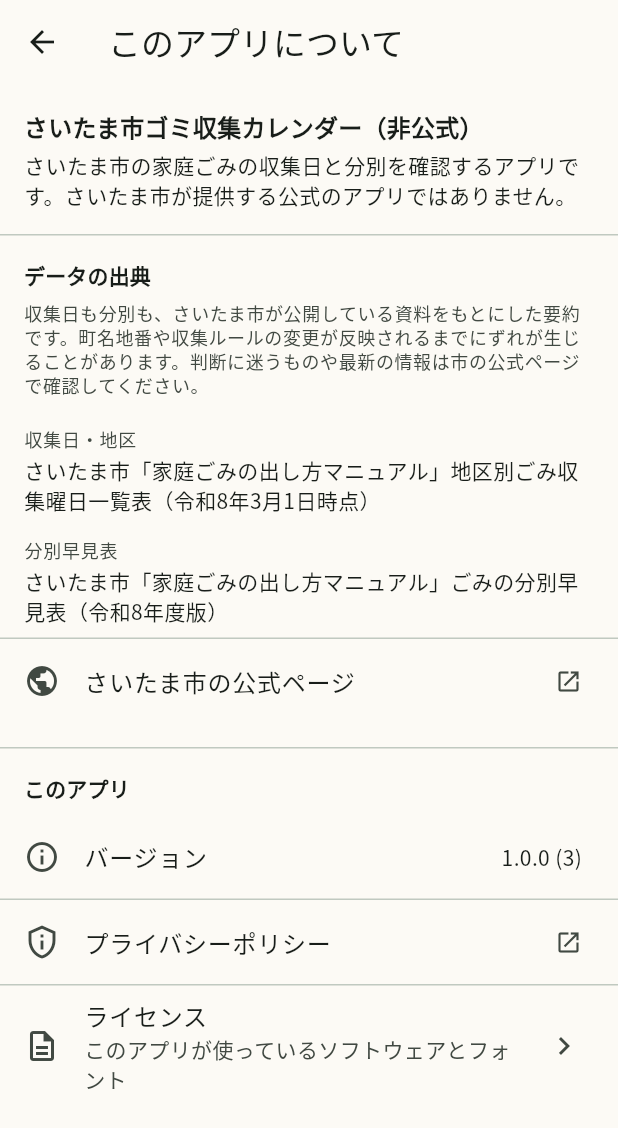
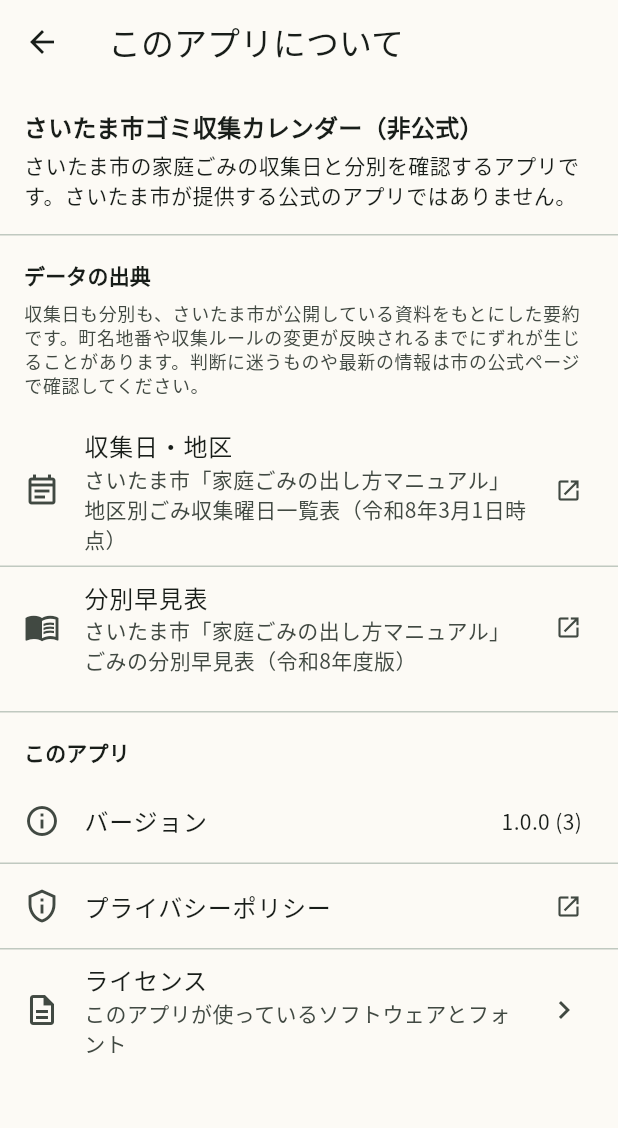
Before and after one commit to ktakada42/saitama-gomi-calendar, a Flutter app: the AboutPage screen opened directly, on a phone screen of 412 x 824 dp. Shown: the top 1128 px of the screen. Run offline on Flutter 3.47's test engine with Material 3 defaults, Android fonts, the phone set to English and light mode, and no system bars; our stand-ins replace flutter_local_notifications, flutter_riverpod, package_info_plus, share_plus, shared_preferences, timezone; accounts and stored records are empty.

Commit message:
出典を表ごとにリンクにし、文言を直す
1. 「郵便番号を入力しない場合」→「入力したくない場合」
   入力できない事情があるように読めていた。選ばなくてよい、という意味に直す。

2. 出典から資料へ出られるようにする
   収集日・地区と分別早見表をそれぞれ押せるようにして、資料へ出られる
   ようにした。まとめて1本だけ置いていた「さいたま市の公式ページ」は、
   どちらの出典から来たのか分からないので外した。

   なお、どちらも同じ「家庭ごみの出し方マニュアル」の中の別の表なので、
   開く先のページは同じになる。表としては別なので項目は分けたままにする。

3. シートの背景も緑でなくなっていることを確かめた
   画面の明るさとお知らせの時刻のシートは、M3の既定で背景に
   surfaceContainerLowを使う。階調ごと置き換えたので、この2つも
   同じ変更で直っている。実際にシートを開いて背景色を見るテストを足した。

   テストのMaterialAppに実際のテーマを当てていなかったため、
   色の確認が既定の紫のスキームで行われていたのもあわせて直した。

Co-Authored-By: Claude Sonnet 5 <noreply@anthropic.com>

```diff
--- a/lib/features/about/about_page.dart
+++ b/lib/features/about/about_page.dart
@@ -63,20 +63,25 @@ class AboutPage extends ConsumerWidget {
               ),
             ),
           ),
-          // 収集日と分別早見表は別の資料から取っているので、それぞれ出す。
-          // どちらか一方だけを見て「出典はこれ」と受け取られないようにする。
-          if (catalog != null && catalog.source.isNotEmpty)
-            _SourceTile(label: '収集日・地区', source: catalog.source),
-          if (dictionary != null && dictionary.source.isNotEmpty)
-            _SourceTile(label: '分別早見表', source: dictionary.source),
-          if (catalog != null && catalog.sourceUrl.isNotEmpty) ...[
-            const Divider(height: 1),
+          // 収集日と分別早見表は表が別なので、それぞれ出す。どちらか一方だけを
+          // 見て「出典はこれ」と受け取られないようにする。どちらも同じ
+          // 「家庭ごみの出し方マニュアル」の中の別の表なので、開く先は同じになる。
+          if (catalog != null && catalog.source.isNotEmpty) ...[
             ExternalLinkTile(
-              icon: Icons.public,
-              title: 'さいたま市の公式ページ',
+              icon: Icons.event_note_outlined,
+              title: '収集日・地区',
+              subtitle: catalog.source,
               url: catalog.sourceUrl,
             ),
+            const Divider(height: 1),
           ],
+          if (dictionary != null && dictionary.source.isNotEmpty)
+            ExternalLinkTile(
+              icon: Icons.menu_book_outlined,
+              title: '分別早見表',
+              subtitle: dictionary.source,
+              url: dictionary.sourceUrl,
+            ),
           const SectionHeader('このアプリ'),
           ListTile(
             leading: const Icon(Icons.info_outline),
@@ -113,32 +118,3 @@ class AboutPage extends ConsumerWidget {
     );
   }
 }
-
-/// 出典の一件。押せる項目と紛れないよう、右端には何も置かない。
-class _SourceTile extends StatelessWidget {
-  const _SourceTile({required this.label, required this.source});
-
-  final String label;
-  final String source;
-
-  @override
-  Widget build(BuildContext context) {
-    final theme = Theme.of(context);
-    return Padding(
-      padding: const EdgeInsets.fromLTRB(16, 8, 16, 8),
-      child: Column(
-        crossAxisAlignment: CrossAxisAlignment.start,
-        children: [
-          Text(
-            label,
-            style: theme.textTheme.labelMedium?.copyWith(
-              color: theme.colorScheme.onSurfaceVariant,
-            ),
-          ),
-          const SizedBox(height: 2),
-          Text(source, style: theme.textTheme.bodyMedium),
-        ],
-      ),
-    );
-  }
-}
--- a/lib/features/area/area_picker_page.dart
+++ b/lib/features/area/area_picker_page.dart
@@ -145,7 +145,7 @@ class _AreaPickerPageState extends ConsumerState<AreaPickerPage> {
                 _SectionTitle('一覧から選ぶ'),
                 const SizedBox(height: 4),
                 Text(
-                  '郵便番号を入力しない場合は、区を選んで一覧から選べます。',
+                  '郵便番号を入力したくない場合は、区を選んで一覧から選べます。',
                   style: theme.textTheme.bodySmall?.copyWith(
                     color: theme.colorScheme.onSurfaceVariant,
                   ),
```
Also changed, not shown: 3 other files.
